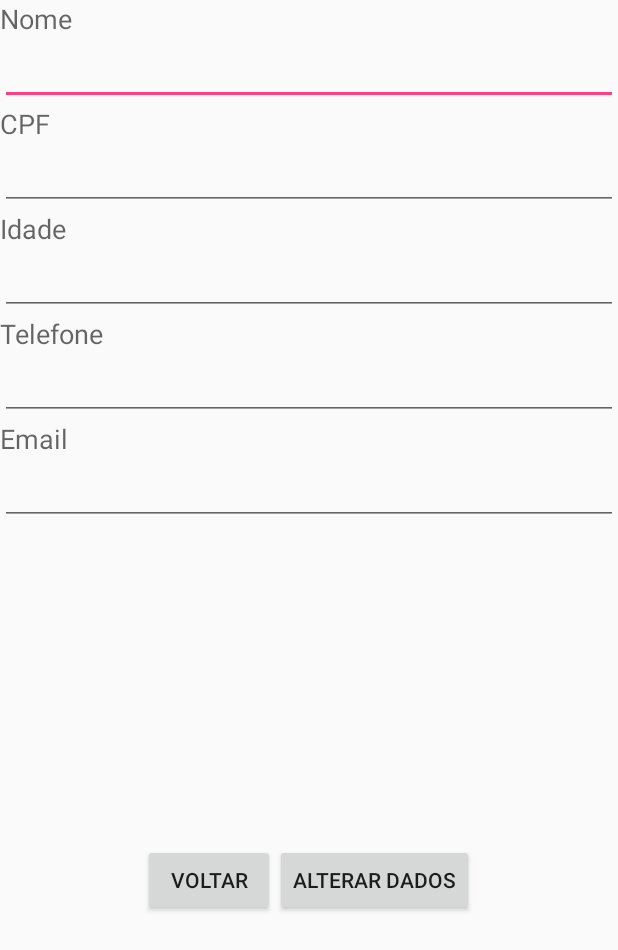
After one commit to mhbm/ProjetoFinal-IFSP, an Android app: the layout activity_editar.xml on its own in the app's theme, with its tools: preview values and no code run, on a phone screen of 412 x 824 dp. The commit adds this screen. Shown: the top 950 px of the screen. Run offline under Robolectric (Android 15) with nearby library versions, the phone set to English and light mode, and no system bars.

Commit message:
Adicionado função Excluir Cadastro e Editar Cadastro
Signed-off-by: mateus.macedo <mhbassomacedo@gmail.com>

```diff
--- a/app/src/main/AndroidManifest.xml
+++ b/app/src/main/AndroidManifest.xml
@@ -22,6 +22,11 @@
             </intent-filter>
         </activity>
         <activity android:name=".ListarActivity"></activity>
+        <activity android:name=".EditarActivity">
+            <intent-filter>
+                <action android:name="android.intent.action.MAIN" />
+            </intent-filter>
+        </activity>
     </application>
 
 </manifest>
--- a/app/src/main/java/com/example/mateusmacedo/projetofinalmateus/ListarActivity.java
+++ b/app/src/main/java/com/example/mateusmacedo/projetofinalmateus/ListarActivity.java
@@ -40,6 +40,7 @@ public class ListarActivity extends AppCompatActivity {
 
         //SETA O ADAPTER DA LISTA COM OS REGISTROS RETORNADOS DA BASE
         listViewPessoas.setAdapter(new LinhaConsultarAdapter(this, pessoas));
+
     }
 
 
--- /dev/null
+++ b/app/src/main/res/layout/activity_editar.xml
@@ -0,0 +1,105 @@
+<?xml version="1.0" encoding="utf-8"?>
+<LinearLayout xmlns:android="http://schemas.android.com/apk/res/android"
+    android:orientation="vertical"
+    android:layout_width="match_parent"
+    android:layout_height="match_parent">
+
+    <TextView
+        android:layout_width="wrap_content"
+        android:layout_height="wrap_content"
+        android:textAppearance="?android:attr/textAppearanceMedium"
+        android:text="@string/nome"
+        android:id="@+id/textViewNome" />
+
+    <EditText
+        android:layout_width="match_parent"
+        android:layout_height="wrap_content"
+        android:singleLine="true"
+        android:id="@+id/editTextNomeEditar" />
+
+    <TextView
+        android:layout_width="wrap_content"
+        android:layout_height="wrap_content"
+        android:textAppearance="?android:attr/textAppearanceMedium"
+        android:text="@string/cpf"
+        android:id="@+id/textViewCpf"
+        android:inputType="number"
+        />
+
+    <EditText
+        android:layout_width="match_parent"
+        android:layout_height="wrap_content"
+        android:singleLine="true"
+        android:id="@+id/editTextCpfEditar" />
+
+    <TextView
+        android:layout_width="wrap_content"
+        android:layout_height="wrap_content"
+        android:textAppearance="?android:attr/textAppearanceMedium"
+        android:text="@string/idade"
+        android:id="@+id/textViewIdade"
+        android:inputType="number"
+        />
+
+    <EditText
+        android:layout_width="match_parent"
+        android:layout_height="wrap_content"
+        android:singleLine="true"
+        android:id="@+id/editTextIdadeEditar" />
+
+    <TextView
+        android:layout_width="wrap_content"
+        android:layout_height="wrap_content"
+        android:textAppearance="?android:attr/textAppearanceMedium"
+        android:text="@string/telefone"
+        android:id="@+id/textViewTelefone"
+        android:inputType="number"
+        />
+
+    <EditText
+        android:layout_width="match_parent"
+        android:layout_height="wrap_content"
+        android:singleLine="true"
+        android:id="@+id/editTextTelefoneEditar" />
+
+    <TextView
+        android:layout_width="wrap_content"
+        android:layout_height="wrap_content"
+        android:textAppearance="?android:attr/textAppearanceMedium"
+        android:text="@string/email"
+        android:id="@+id/textViewEmail" />
+
+    <EditText
+        android:layout_width="match_parent"
+        android:layout_height="wrap_content"
+        android:singleLine="true"
+        android:id="@+id/editTextEmailEditar" />
+
+
+    <RelativeLayout
+        android:layout_width="match_parent"
+        android:layout_height="match_parent">
+
+        <Button
+            android:layout_width="wrap_content"
+            android:layout_height="wrap_content"
+            android:text="@string/voltar"
+            android:id="@+id/buttonVoltar"
+            android:layout_alignTop="@+id/buttonAlterar"
+            android:layout_alignParentLeft="true"
+            android:layout_alignParentStart="true"
+            android:layout_marginLeft="95dp"
+            android:layout_marginStart="95dp" />
+
+        <Button
+            android:layout_width="wrap_content"
+            android:layout_height="wrap_content"
+            android:text="@string/alterar"
+            android:id="@+id/buttonAlterar"
+            android:layout_centerVertical="true"
+            android:layout_toRightOf="@+id/buttonVoltar"
+            android:layout_toEndOf="@+id/buttonVoltar" />
+
+    </RelativeLayout>
+
+</LinearLayout>
--- a/app/src/main/res/values/strings.xml
+++ b/app/src/main/res/values/strings.xml
@@ -21,4 +21,6 @@
     <string name="codigoPessoa">Código</string>
     <string name="excluir">Excluir</string>
     <string name="editar">Editar</string>
+    <string name="listavazia">Não contém nenhum registro no banco de dados</string>
+    <string name="alterar">Alterar Dados</string>
 </resources>
```
Also changed, not shown: app/src/main/java/com/example/mateusmacedo/projetofinalmateus/EditarActivity.java (added, +202 -0 lines), app/src/main/java/com/example/mateusmacedo/projetofinalmateus/Uteis/LinhaConsultarAdapter.java (+13 -3 lines), app/src/main/java/com/example/mateusmacedo/projetofinalmateus/controller/PessoaController.java (+16 -0 lines), app/src/main/res/layout/activity_listar.xml (+11 -4 lines).
